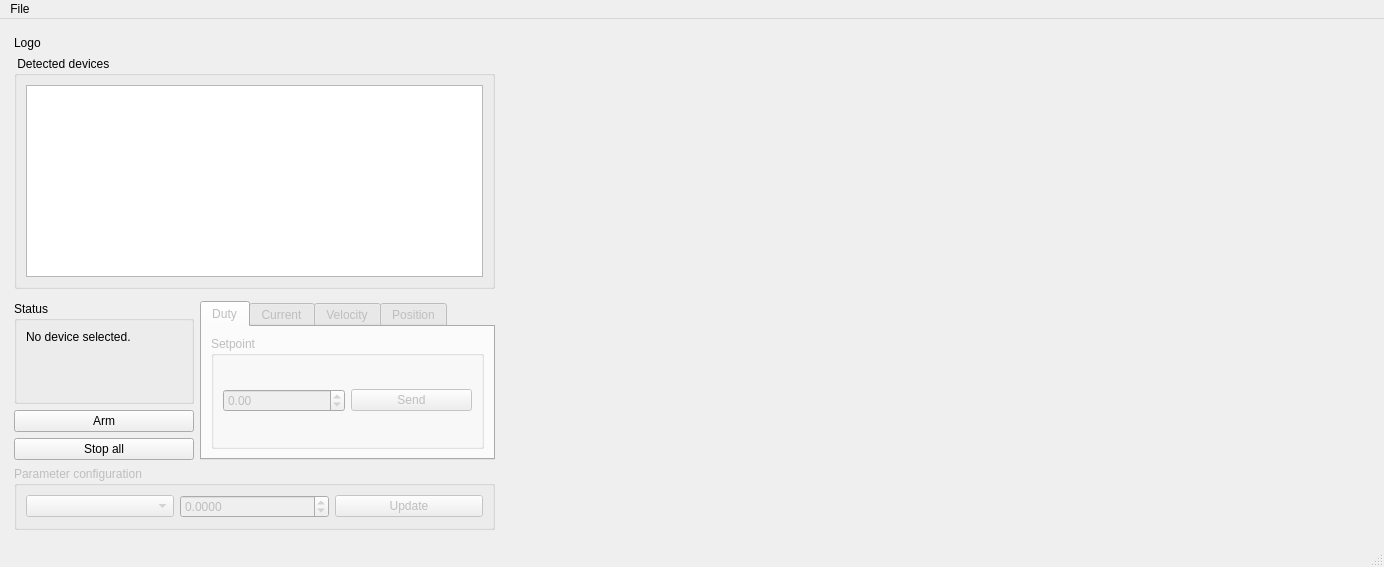
The window that app.ui (flatEarther42/RoboszponConfigurator) describes before a commit, drawn with Qt 5.
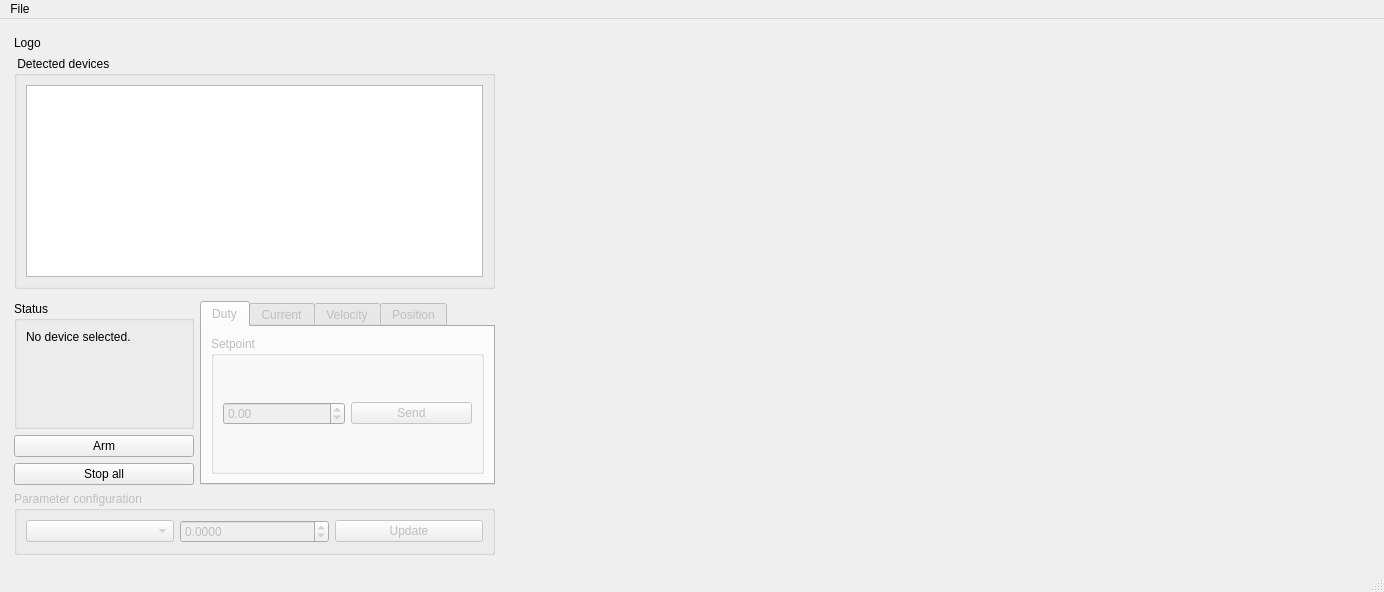
The same window after the commit. Icons and pictures are not drawn.

Diff of the .ui file:
```diff
--- a/app.ui
+++ b/app.ui
@@ -7,7 +7,7 @@
     <x>0</x>
     <y>0</y>
     <width>1384</width>
-    <height>567</height>
+    <height>592</height>
    </rect>
   </property>
   <property name="windowTitle">
```
Left out of the diff: 27 changed lines with no effect on the pictures.
